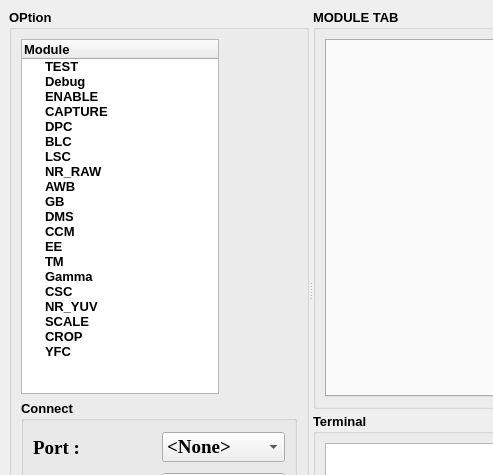
Above: link_board.ui from HuJingwen1211/MCISP before the change; both pictures show x 0 to 493 and y 0 to 475 of the 1020 by 580 pixel window. Below: the same form after it.
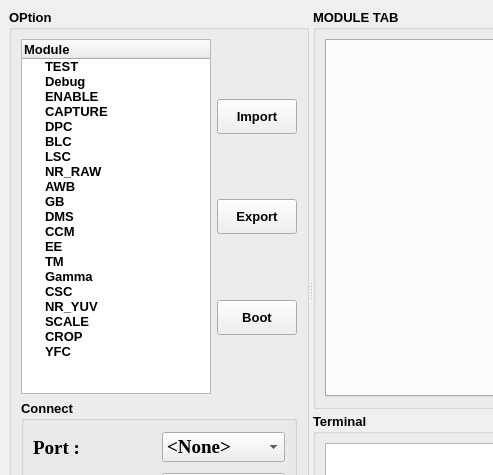
That is the form after the change.

Patch:
```diff
--- a/link_board.ui
+++ b/link_board.ui
@@ -291,17 +291,99 @@
          </widget>
         </item>
         <item row="0" column="1">
-         <spacer name="horizontalSpacer">
-          <property name="orientation">
-           <enum>Qt::Horizontal</enum>
-          </property>
-          <property name="sizeHint" stdset="0">
-           <size>
-            <width>73</width>
-            <height>20</height>
-           </size>
-          </property>
-         </spacer>
+         <layout class="QVBoxLayout" name="verticalLayout_2">
+          <item>
+           <spacer name="verticalSpacer">
+            <property name="orientation">
+             <enum>Qt::Orientation::Vertical</enum>
+            </property>
+            <property name="sizeHint" stdset="0">
+             <size>
+              <width>20</width>
+              <height>40</height>
+             </size>
+            </property>
+           </spacer>
+          </item>
+          <item>
+           <widget class="QPushButton" name="import_cfg_btn">
+            <property name="minimumSize">
+             <size>
+              <width>0</width>
+              <height>35</height>
+             </size>
+            </property>
+            <property name="text">
+             <string>Import</string>
+            </property>
+           </widget>
+          </item>
+          <item>
+           <spacer name="verticalSpacer_3">
+            <property name="orientation">
+             <enum>Qt::Orientation::Vertical</enum>
+            </property>
+            <property name="sizeHint" stdset="0">
+             <size>
+              <width>20</width>
+              <height>40</height>
+             </size>
+            </property>
+           </spacer>
+          </item>
+          <item>
+           <widget class="QPushButton" name="export_cfg_btn">
+            <property name="minimumSize">
+             <size>
+              <width>0</width>
+              <height>35</height>
+             </size>
+            </property>
+            <property name="text">
+             <string>Export</string>
+            </property>
+           </widget>
+          </item>
+          <item>
+           <spacer name="verticalSpacer_4">
+            <property name="orientation">
+             <enum>Qt::Orientation::Vertical</enum>
+            </property>
+            <property name="sizeHint" stdset="0">
+             <size>
+              <width>20</width>
+              <height>40</height>
+             </size>
+            </property>
+           </spacer>
+          </item>
+          <item>
+           <widget class="QPushButton" name="boot_cfg_btn">
+            <property name="minimumSize">
+             <size>
+              <width>0</width>
+              <height>35</height>
+             </size>
+            </property>
+            <property name="text">
+             <string>Boot</string>
+            </property>
+           </widget>
+          </item>
+          <item>
+           <spacer name="verticalSpacer_2">
+            <property name="orientation">
+             <enum>Qt::Orientation::Vertical</enum>
+            </property>
+            <property name="sizeHint" stdset="0">
+             <size>
+              <width>20</width>
+              <height>40</height>
+             </size>
+            </property>
+           </spacer>
+          </item>
+         </layout>
         </item>
         <item row="1" column="0" colspan="2">
          <widget class="QGroupBox" name="groupBox">
```
Left out of the diff: 4 changed lines with no effect on the pictures.
